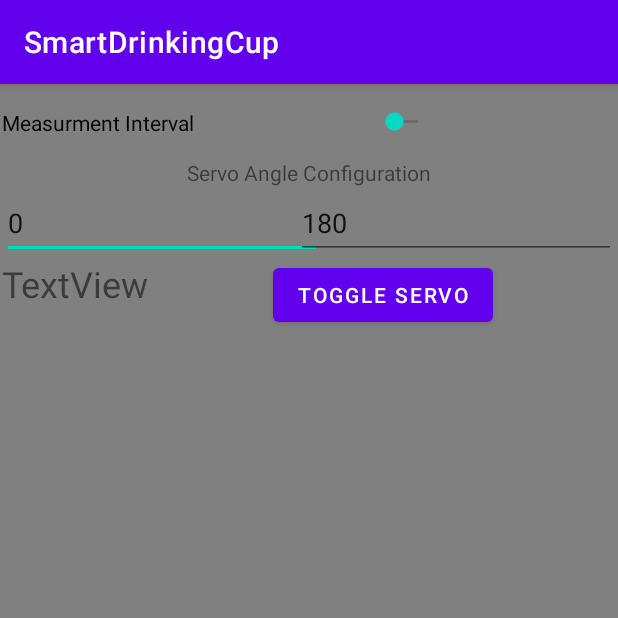
After one commit to Skyfire716/SmartDrinkingCupDevelopmentApp, an Android app: the fragment UltrasonicFragment shown on its own in the app's theme, on a phone screen of 412 x 824 dp, the top half of it. The commit adds this screen. Run offline under Robolectric (Android 15) with nearby library versions, the phone set to English and light mode, and no system bars.

Commit message:
Added Fragment for Ultrasonic Sensor

```diff
--- a/app/build.gradle
+++ b/app/build.gradle
@@ -43,8 +43,6 @@ dependencies {
 
     // Java language implementation
     implementation "androidx.fragment:fragment:$fragment_version"
-
-    implementation 'com.android.support:appcompat-v7:27.1.1'
     implementation 'com.google.android.material:material:1.4.0'
     implementation 'androidx.constraintlayout:constraintlayout:2.1.2'
     implementation 'androidx.legacy:legacy-support-v4:1.0.0'
--- a/app/src/main/java/com/jonas/weigand/thesis/smartdrinkingcup/AD5932SettingsFragment.java
+++ b/app/src/main/java/com/jonas/weigand/thesis/smartdrinkingcup/AD5932SettingsFragment.java
@@ -67,6 +67,8 @@ public class AD5932SettingsFragment extends Fragment implements View.OnClickList
                 try {
                     value = Integer.parseInt(editable.toString());
                 } catch (NumberFormatException e) {
+                    new AlertDialog.Builder(getActivity()).setTitle("Invalid Input").setMessage("Your Input \"" + editable.toString() + "\" could not be parsed as a number")
+                            .setPositiveButton(android.R.string.ok, null).setIcon(android.R.drawable.ic_dialog_alert).show();
                     e.printStackTrace();
                 }
                 if (value < 2 || value > 4095) {
--- /dev/null
+++ b/app/src/main/java/com/jonas/weigand/thesis/smartdrinkingcup/UltrasonicFragment.java
@@ -0,0 +1,204 @@
+package com.jonas.weigand.thesis.smartdrinkingcup;
+
+import android.app.AlertDialog;
+import android.os.Bundle;
+
+import androidx.annotation.NonNull;
+import androidx.annotation.Nullable;
+import androidx.fragment.app.Fragment;
+
+import android.text.Editable;
+import android.text.TextWatcher;
+import android.view.LayoutInflater;
+import android.view.View;
+import android.view.ViewGroup;
+import android.widget.Button;
+import android.widget.EditText;
+import android.widget.SeekBar;
+import android.widget.TextView;
+
+import com.google.android.material.internal.TextWatcherAdapter;
+
+import org.w3c.dom.Text;
+
+/**
+ * A simple {@link Fragment} subclass.
+ * Use the {@link UltrasonicFragment#newInstance} factory method to
+ * create an instance of this fragment.
+ */
+public class UltrasonicFragment extends Fragment implements View.OnClickListener, SeekBar.OnSeekBarChangeListener {
+
+    private Button toggleServoBtn;
+    private TextView servoStateView;
+    private EditText minServoAngle;
+    private EditText maxServoAngle;
+    private SeekBar updateInterval;
+    private SeekBar currentServoAngle;
+
+    private int minServoAngleInt;
+    private int maxServoAngleInt;
+
+    private TextWatcher minTextWatcher = new TextWatcher() {
+        @Override
+        public void beforeTextChanged(CharSequence s, int start, int count, int after) {
+
+        }
+
+        @Override
+        public void onTextChanged(CharSequence s, int start, int before, int count) {
+
+        }
+
+        @Override
+        public void afterTextChanged(Editable s) {
+            if (s.toString().length() == 0) {
+                return;
+            }
+            int value = 0;
+            if (s != null) {
+                try {
+                    value = Integer.parseInt(s.toString());
+                } catch (NumberFormatException e) {
+                    new AlertDialog.Builder(getActivity()).setTitle("Invalid Input").setMessage("Your Input \"" + s.toString() + "\" could not be parsed as a number")
+                            .setPositiveButton(android.R.string.ok, null).setIcon(android.R.drawable.ic_dialog_alert).show();
+                    e.printStackTrace();
+                }
+                if (value < 0 || value > 180) {
+                    new AlertDialog.Builder(getActivity()).setTitle("Invalid Input").setMessage("Your Input \"" + s.toString() + "\" must be >= 0 or <= 180")
+                            .setPositiveButton(android.R.string.ok, null).setIcon(android.R.drawable.ic_dialog_alert).show();
+                } else {
+                    minServoAngle.setText(s);
+                    minServoAngleInt = value;
+                    //TODO update Progressbar Range
+                }
+            }
+        }
+    };
+    private TextWatcher maxTextWatcher = new TextWatcher() {
+        @Override
+        public void beforeTextChanged(CharSequence s, int start, int count, int after) {
+
+        }
+
+        @Override
+        public void onTextChanged(CharSequence s, int start, int before, int count) {
+
+        }
+
+        @Override
+        public void afterTextChanged(Editable s) {
+            if (s.toString().length() == 0) {
+                return;
+            }
+            int value = 0;
+            if (s != null) {
+                try {
+                    value = Integer.parseInt(s.toString());
+                } catch (NumberFormatException e) {
+                    new AlertDialog.Builder(getActivity()).setTitle("Invalid Input").setMessage("Your Input \"" + s.toString() + "\" could not be parsed as a number")
+                            .setPositiveButton(android.R.string.ok, null).setIcon(android.R.drawable.ic_dialog_alert).show();
+                    e.printStackTrace();
+                }
+                if (value < 0 || value > 180) {
+                    new AlertDialog.Builder(getActivity()).setTitle("Invalid Input").setMessage("Your Input \"" + s.toString() + "\" must be >= 0 or <= 180")
+                            .setPositiveButton(android.R.string.ok, null).setIcon(android.R.drawable.ic_dialog_alert).show();
+                } else {
+                    maxServoAngle.setText(s);
+                    maxServoAngleInt = value;
+                    //TODO update Progressbar Range
+                }
+            }
+        }
+    };
+
+
+    // TODO: Rename parameter arguments, choose names that match
+    // the fragment initialization parameters, e.g. ARG_ITEM_NUMBER
+    private static final String ARG_PARAM1 = "param1";
+    private static final String ARG_PARAM2 = "param2";
+
+    // TODO: Rename and change types of parameters
+    private String mParam1;
+    private String mParam2;
+
+    public UltrasonicFragment() {
+        // Required empty public constructor
+    }
+
+    /**
+     * Use this factory method to create a new instance of
+     * this fragment using the provided parameters.
+     *
+     * @param param1 Parameter 1.
+     * @param param2 Parameter 2.
+     * @return A new instance of fragment UltrasonicFragment.
+     */
+    // TODO: Rename and change types and number of parameters
+    public static UltrasonicFragment newInstance(String param1, String param2) {
+        UltrasonicFragment fragment = new UltrasonicFragment();
+        Bundle args = new Bundle();
+        args.putString(ARG_PARAM1, param1);
+        args.putString(ARG_PARAM2, param2);
+        fragment.setArguments(args);
+        return fragment;
+    }
+
+    @Override
+    public void onCreate(Bundle savedInstanceState) {
+        super.onCreate(savedInstanceState);
+        if (getArguments() != null) {
+            mParam1 = getArguments().getString(ARG_PARAM1);
+            mParam2 = getArguments().getString(ARG_PARAM2);
+        }
+    }
+
+    @Override
+    public View onCreateView(LayoutInflater inflater, ViewGroup container,
+                             Bundle savedInstanceState) {
+        // Inflate the layout for this fragment
+        return inflater.inflate(R.layout.fragment_ultrasonic, container, false);
+    }
+
+    @Override
+    public void onViewCreated(@NonNull View view, @Nullable Bundle savedInstanceState) {
+        super.onViewCreated(view, savedInstanceState);
+        toggleServoBtn = (Button) view.findViewById(R.id.toggleServoBtn);
+        toggleServoBtn.setOnClickListener(this);
+        servoStateView = (TextView) view.findViewById(R.id.servoStateText);
+        minServoAngle = (EditText) view.findViewById(R.id.minServoValEditText);
+        minServoAngle.addTextChangedListener(minTextWatcher);
+        maxServoAngle = (EditText) view.findViewById(R.id.maxServoValEditText);
+        maxServoAngle.addTextChangedListener(maxTextWatcher);
+        updateInterval = (SeekBar) view.findViewById(R.id.updateIntervalBar);
+        updateInterval.setOnSeekBarChangeListener(this);
+        currentServoAngle = (SeekBar) view.findViewById(R.id.servoPosSeekBar);
+        currentServoAngle.setOnSeekBarChangeListener(this);
+
+    }
+
+    @Override
+    public void onClick(View v) {
+        if (v == toggleServoBtn){
+            //TODO sent command to Arduino to move Servo
+        }
+    }
+
+    @Override
+    public void onProgressChanged(SeekBar seekBar, int progress, boolean fromUser) {
+        if (seekBar == updateInterval){
+            //TODO inform Arduino of updateInterval Change
+        }else if (seekBar == currentServoAngle){
+            //TODO inform Servo of new Position
+        }
+    }
+
+    @Override
+    public void onStartTrackingTouch(SeekBar seekBar) {
+
+    }
+
+    @Override
+    public void onStopTrackingTouch(SeekBar seekBar) {
+
+    }
+}
--- /dev/null
+++ b/app/src/main/res/layout/fragment_ultrasonic.xml
@@ -0,0 +1,118 @@
+<?xml version="1.0" encoding="utf-8"?>
+<FrameLayout xmlns:android="http://schemas.android.com/apk/res/android"
+    xmlns:app="http://schemas.android.com/apk/res-auto"
+    xmlns:tools="http://schemas.android.com/tools"
+    android:layout_width="match_parent"
+    android:layout_height="match_parent"
+    tools:context=".UltrasonicFragment">
+
+    <androidx.constraintlayout.widget.ConstraintLayout
+        android:layout_width="match_parent"
+        android:layout_height="match_parent">
+
+        <ScrollView
+            android:layout_width="match_parent"
+            android:layout_height="match_parent"
+            android:layout_marginStart="1dp"
+            android:layout_marginTop="1dp"
+            android:layout_marginEnd="1dp"
+            android:layout_marginBottom="1dp"
+            app:layout_constraintBottom_toBottomOf="parent"
+            app:layout_constraintEnd_toEndOf="parent"
+            app:layout_constraintStart_toStartOf="parent"
+            app:layout_constraintTop_toTopOf="parent">
+
+            <androidx.constraintlayout.widget.ConstraintLayout
+                android:layout_width="match_parent"
+                android:layout_height="wrap_content">
+
+                <androidx.constraintlayout.widget.ConstraintLayout
+                    android:id="@+id/settingsLayout"
+                    android:layout_width="match_parent"
+                    android:layout_height="match_parent"
+                    app:layout_constraintEnd_toEndOf="parent"
+                    app:layout_constraintStart_toStartOf="parent"
+                    app:layout_constraintTop_toTopOf="parent">
+
+                    <TextView
+                        android:id="@+id/textView8"
+                        android:layout_width="wrap_content"
+                        android:layout_height="wrap_content"
+                        android:text="@string/ultrasonic_interval"
+                        android:textColor="#000000"
+                        app:layout_constraintStart_toStartOf="parent"
+                        app:layout_constraintBottom_toBottomOf="@id/updateIntervalBar"
+                        app:layout_constraintTop_toTopOf="parent" />
+
+                    <SeekBar
+                        android:id="@+id/updateIntervalBar"
+                        android:layout_width="wrap_content"
+                        android:layout_height="48dp"
+                        app:layout_constraintEnd_toEndOf="parent"
+                        app:layout_constraintStart_toEndOf="@id/textView8"
+                        app:layout_constraintTop_toTopOf="parent" />
+
+                    <TextView
+                        android:id="@+id/textView9"
+                        android:layout_width="wrap_content"
+                        android:layout_height="wrap_content"
+                        android:text="@string/servo_angle_settings"
+                        app:layout_constraintEnd_toEndOf="parent"
+                        app:layout_constraintStart_toStartOf="parent"
+                        app:layout_constraintTop_toBottomOf="@id/updateIntervalBar" />
+
+                    <EditText
+                        android:id="@+id/minServoValEditText"
+                        android:layout_width="wrap_content"
+                        android:layout_height="48dp"
+                        android:ems="10"
+                        android:inputType="number|numberDecimal"
+                        android:numeric="integer"
+                        android:text="0"
+                        app:layout_constraintStart_toStartOf="parent"
+                        app:layout_constraintTop_toBottomOf="@id/textView9" />
+
+                    <SeekBar
+                        android:id="@+id/servoPosSeekBar"
+                        android:layout_width="wrap_content"
+                        android:layout_height="48dp"
+                        app:layout_constraintBottom_toBottomOf="@id/maxServoValEditText"
+                        app:layout_constraintEnd_toStartOf="@+id/maxServoValEditText"
+                        app:layout_constraintStart_toEndOf="@id/minServoValEditText"
+                        app:layout_constraintTop_toBottomOf="@id/textView9" />
+
+                    <EditText
+                        android:id="@+id/maxServoValEditText"
+                        android:layout_width="wrap_content"
+                        android:layout_height="48dp"
+                        android:maxWidth="40dp"
+                        android:ems="10"
+                        android:inputType="number|numberDecimal"
+                        android:numeric="integer"
+                        android:text="180"
+                        app:layout_constraintEnd_toEndOf="parent"
+                        app:layout_constraintTop_toBottomOf="@id/textView9" />
+
+                    <Button
+                        android:id="@+id/toggleServoBtn"
+                        android:layout_width="wrap_content"
+                        android:layout_height="wrap_content"
+                        app:layout_constraintStart_toEndOf="@id/servoStateText"
+                        app:layout_constraintEnd_toEndOf="parent"
+                        app:layout_constraintTop_toBottomOf="@id/maxServoValEditText"
+                        android:text="@string/servo_toggle" />
+
+                    <TextView
+                        android:id="@+id/servoStateText"
+                        android:layout_width="wrap_content"
+                        android:layout_height="48dp"
+                        android:text="TextView"
+                        android:textSize="24sp"
+                        app:layout_constraintBottom_toBottomOf="@id/toggleServoBtn"
+                        app:layout_constraintStart_toStartOf="parent"
+                        app:layout_constraintTop_toBottomOf="@id/maxServoValEditText" />
+                </androidx.constraintlayout.widget.ConstraintLayout>
+            </androidx.constraintlayout.widget.ConstraintLayout>
+        </ScrollView>
+    </androidx.constraintlayout.widget.ConstraintLayout>
+</FrameLayout>
--- a/app/src/main/res/values/strings.xml
+++ b/app/src/main/res/values/strings.xml
@@ -33,6 +33,9 @@
     <string name="ad5932_inc_mode">Internal/External Increment</string>
     <string name="ad5932_msbout">MSBOUT</string>
     <string name="ad5932_multiplier">Multiplier</string>
+    <string name="ultrasonic_interval">Measurment Interval</string>
+    <string name="servo_angle_settings">Servo Angle Configuration</string>
+    <string name="servo_toggle">Toggle Servo</string>
     <!-- TODO: Remove or change this placeholder text -->
     <string name="hello_blank_fragment">Hello blank fragment</string>
     <string name="large_text">
--- a/build.gradle
+++ b/build.gradle
@@ -4,9 +4,9 @@ buildscript {
         google()
         mavenCentral()
     }
+
     dependencies {
         classpath 'com.android.tools.build:gradle:7.0.4'
-
         // NOTE: Do not place your application dependencies here; they belong
         // in the individual module build.gradle files
     }
```
Also changed, not shown: 1 other file.
